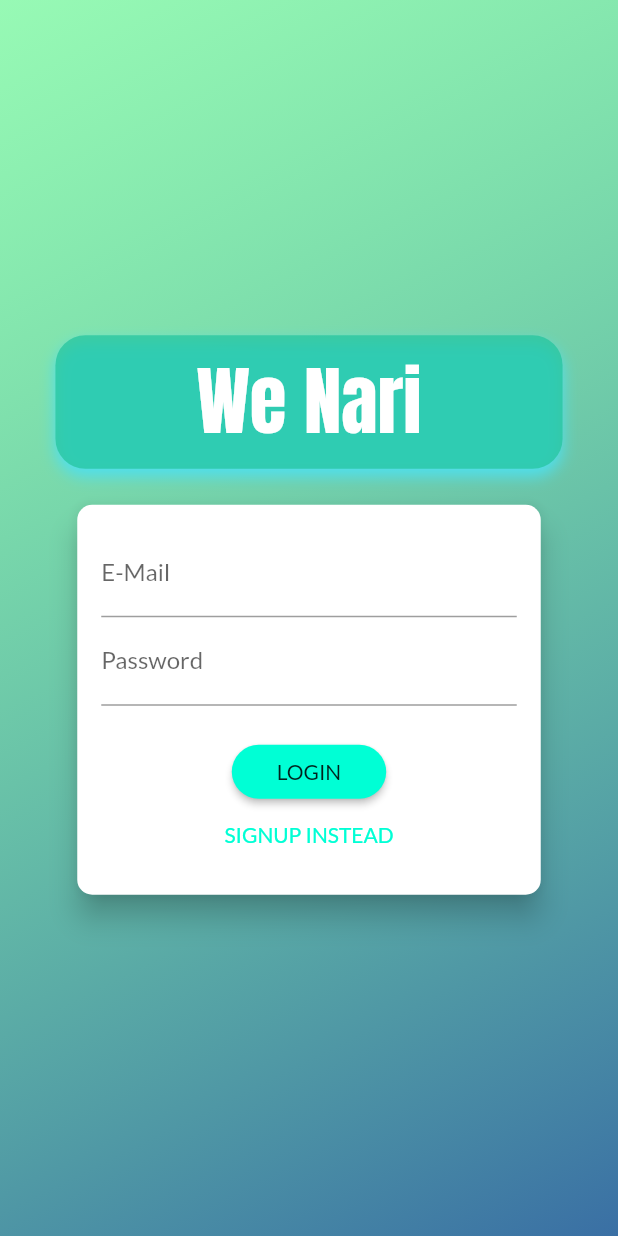
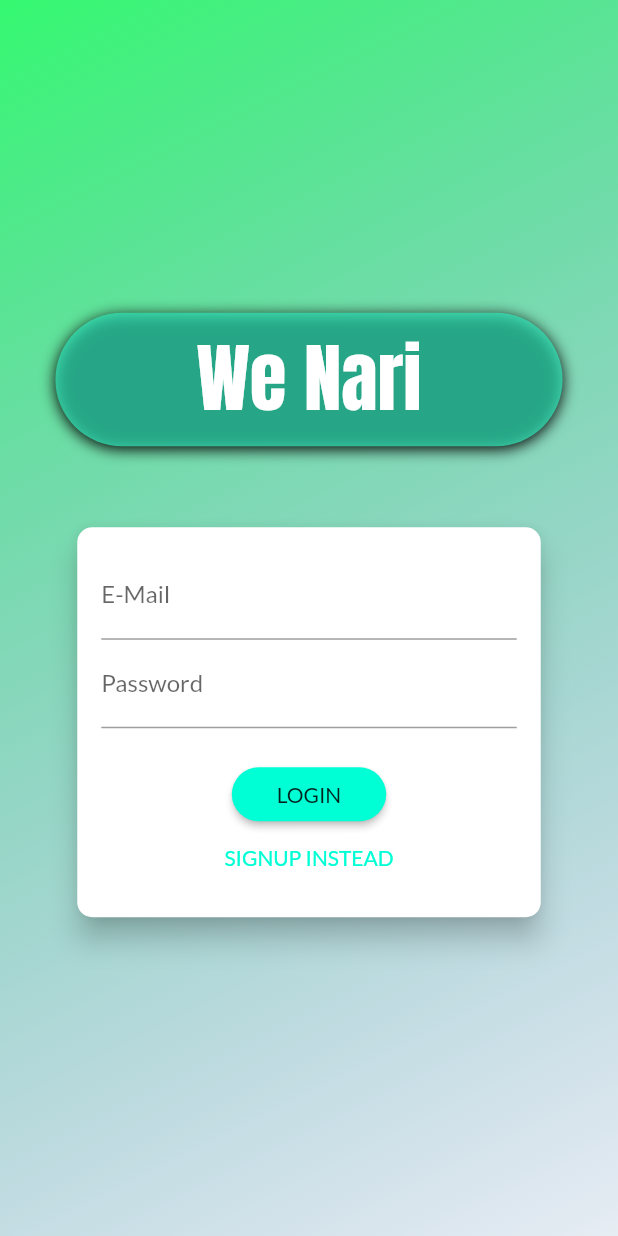
Before and after one commit to STORMPEGASUS/Shop-App, a Flutter app: the screen it shows after launch, on a phone screen of 412 x 824 dp. Run offline on Flutter 3.47's test engine with Material 2 defaults, Android fonts, the phone set to English and light mode, and no system bars.

```diff
--- a/lib/main.dart
+++ b/lib/main.dart
@@ -28,7 +28,9 @@ class MyApp extends StatelessWidget {
         ),
         ChangeNotifierProxyProvider<Auth, Products>(
           update: (context, auth, previousProduct) => Products(
-              auth.token, previousProduct == null ? [] : previousProduct.items),
+              auth.token,
+              auth.userId,
+              previousProduct == null ? [] : previousProduct.items),
         ),
         ChangeNotifierProvider(
           create: (context) => Cart(),
--- a/lib/providers/auth.dart
+++ b/lib/providers/auth.dart
@@ -10,6 +10,10 @@ class Auth with ChangeNotifier {
 
   bool get isAuth {
     return token != null;
+  }
+
+  String get userId{
+    return _userId;
   }
 
   String get token {
--- a/lib/providers/products.dart
+++ b/lib/providers/products.dart
@@ -5,51 +5,13 @@ import './product.dart';
 import 'dart:convert';
 
 class Products with ChangeNotifier {
-  List<Product> _items = [
-    // Product(
-    //   id: 'p1',
-    //   title: 'Red Shirt',
-    //   description: 'A red shirt - it is pretty red!',
-    //   price: 29.99,
-    //   imageurl:
-    //       'https://cdn.pixabay.com/photo/2016/10/02/22/17/red-t-shirt-1710578_1280.jpg',
-    // ),
-    // Product(
-    //   id: 'p2',
-    //   title: 'Trousers',
-    //   description: 'A nice pair of trousers.',
-    //   price: 59.99,
-    //   imageurl:
-    //       'https://upload.wikimedia.org/wikipedia/commons/thumb/e/e8/Trousers%2C_dress_%28AM_1960.022-8%29.jpg/512px-Trousers%2C_dress_%28AM_1960.022-8%29.jpg',
-    // ),
-    // Product(
-    //   id: 'p3',
-    //   title: 'Yellow Scarf',
-    //   description: 'Warm and cozy - exactly what you need for the winter.',
-    //   price: 19.99,
-    //   imageurl:
-    //       'https://live.staticflickr.com/4043/4438260868_cc79b3369d_z.jpg',
-    // ),
-    // Product(
-    //   id: 'p4',
-    //   title: 'A Pan',
-    //   description: 'Prepare any meal you want.',
-    //   price: 49.99,
-    //   imageurl:
-    //       'https://upload.wikimedia.org/wikipedia/commons/thumb/1/14/Cast-Iron-Pan.jpg/1024px-Cast-Iron-Pan.jpg',
-    // ),
-  ];
-  // var _showFavoritesOnly = false;
+  List<Product> _items = [];
 
   final String authToken;
-
-  Products(this.authToken,this._items);
-
+  final String userId;
+  Products(this.authToken, this.userId, this._items);
 
   List<Product> get items {
-    // if (_showFavoritesOnly) {
-    //   return _items.where((prodItem) => prodItem.isFavorite).toList();
-    // }
     return [..._items];
   }
 
@@ -60,16 +22,6 @@ class Products with ChangeNotifier {
   Product findById(String id) {
     return _items.firstWhere((prod) => prod.id == id);
   }
-
-  // void showFavoritesOnly() {
-  //   _showFavoritesOnly = true;
-  //   notifyListeners();
-  // }
-
-  // void showAll() {
-  //   _showFavoritesOnly = false;
-  //   notifyListeners();
-  // }
 
   //this function return the future
   Future<void> addProduct(Product product) async {
@@ -83,7 +35,7 @@ class Products with ChangeNotifier {
           'description': product.description,
           'imageurl': product.imageurl,
           'price': product.price,
-          'isfavorite': product.isfavorite,
+          'userId':userId,
         }),
       );
       final prod = Product(
@@ -100,23 +52,6 @@ class Products with ChangeNotifier {
     } catch (error) {
       throw error;
     }
-
-    // .then((response) {
-    //this return the future it means it will execute only when the above code is executed.
-    // final prod = Product(
-    //   id: json.decode(
-    //       response.body)['name'], //giving database id to the product id.
-    //   title: product.title,
-    //   imageurl: product.imageurl,
-    //   description: product.description,
-    //   price: product.price,
-    // );
-    // _items.add(prod);
-    // // _items.add(value);
-    // notifyListeners();
-    //}).catchError((error) {
-    //  throw error;
-    // });
   }
 
   Future<void> UpdateProduct(String id, Product newproduct) async {
@@ -140,7 +75,8 @@ class Products with ChangeNotifier {
 
 //whenever we use async we should await for the part which may return value after some time
   Future<void> fetchdataProduct() async {
-    final url = Uri.parse('https://flutter-project-dba11-default-rtdb.asia-southeast1.firebasedatabase.app/products.json?auth=$authToken');
+    var url = Uri.parse(
+        'https://flutter-project-dba11-default-rtdb.asia-southeast1.firebasedatabase.app/products.json?auth=$authToken');
 
     try {
       final response = await http.get(url);
@@ -149,6 +85,12 @@ class Products with ChangeNotifier {
       if (extractedData == null) {
         return;
       }
+
+      url = Uri.parse(
+        'https://flutter-project-dba11-default-rtdb.asia-southeast1.firebasedatabase.app/UserFavorites/$userId.json?auth=$authToken',
+      );
+      final favoriteResponse = await http.get(url);
+      final favoritedata = json.decode(favoriteResponse.body);
       extractedData.forEach((prodid, proddata) {
         loadedProduct.add(
           Product(
@@ -157,7 +99,7 @@ class Products with ChangeNotifier {
             description: proddata['description'],
             price: proddata['price'],
             imageurl: proddata['imageurl'],
-            isfavorite: proddata['isfavorite'],
+            isfavorite:favoritedata==null?false:favoritedata[prodid]??false,
           ),
         );
       });
--- a/lib/screens/auth_screen.dart
+++ b/lib/screens/auth_screen.dart
@@ -23,8 +23,8 @@ class AuthScreen extends StatelessWidget {
             decoration: BoxDecoration(
               gradient: LinearGradient(
                 colors: [
-                  Color.fromARGB(255, 53, 249, 112).withOpacity(0.5),
-                  Color.fromARGB(255, 37, 96, 155).withOpacity(0.9),
+                  Color.fromARGB(255, 53, 249, 112).withOpacity(1.0),
+                  Color.fromARGB(255, 59, 121, 183).withOpacity(0.1),
                 ],
                 begin: Alignment.topLeft,
                 end: Alignment.bottomRight,
@@ -42,20 +42,20 @@ class AuthScreen extends StatelessWidget {
                 children: <Widget>[
                   Flexible(
                     child: Container(
-                      margin: EdgeInsets.only(bottom: 20.0),
+                      margin: EdgeInsets.only(bottom: 50.0),
                       padding:
                           EdgeInsets.symmetric(vertical: 8.0, horizontal: 94.0),
                       //transform: Matrix4.rotationZ(-8 * pi / 180)
                       //..translate(-10.0),
                       // ..translate(-10.0),
                       decoration: BoxDecoration(
-                        borderRadius: BorderRadius.circular(20),
-                        color: Color.fromARGB(184, 35, 196, 156),
+                        borderRadius: BorderRadius.circular(50),
+                        color: Color.fromARGB(184, 51, 229, 184),
                         boxShadow: [
                           BoxShadow(
                             blurRadius: 8,
-                            color: Color.fromARGB(255, 79, 223, 236),
-                            offset: Offset(0, 5),
+                            color: Color.fromARGB(255, 4, 4, 4),
+                            offset: Offset(0, 2),
                           )
                         ],
                       ),
@@ -72,6 +72,7 @@ class AuthScreen extends StatelessWidget {
                       ),
                     ),
                   ),
+
                   Flexible(
                     flex: deviceSize.width > 600 ? 2 : 1,
                     child: AuthCard(),
--- a/lib/widgets/product_item.dart
+++ b/lib/widgets/product_item.dart
@@ -46,7 +46,10 @@ class ProductItem extends StatelessWidget {
                       : Icons.favorite_border,
                 ),
                 onPressed: () {
-                  providerProduct.togglestatus(authdata.token);
+                  providerProduct.togglestatus(
+                    authdata.token,
+                    authdata.userId,
+                  );
                   Scaffold.of(context).showSnackBar(
                     SnackBar(
                       content: Text(
```
Also changed, not shown: lib/providers/product.dart (+6 -6 lines).
